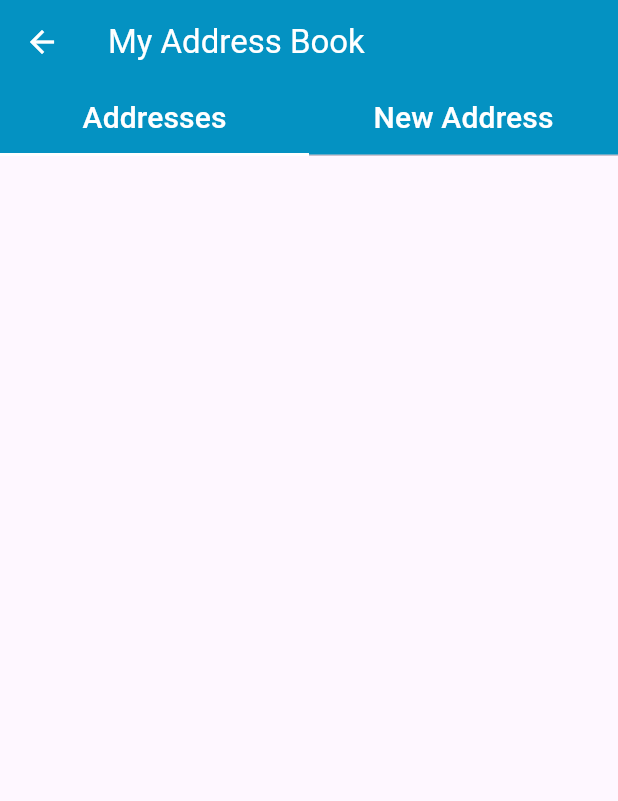
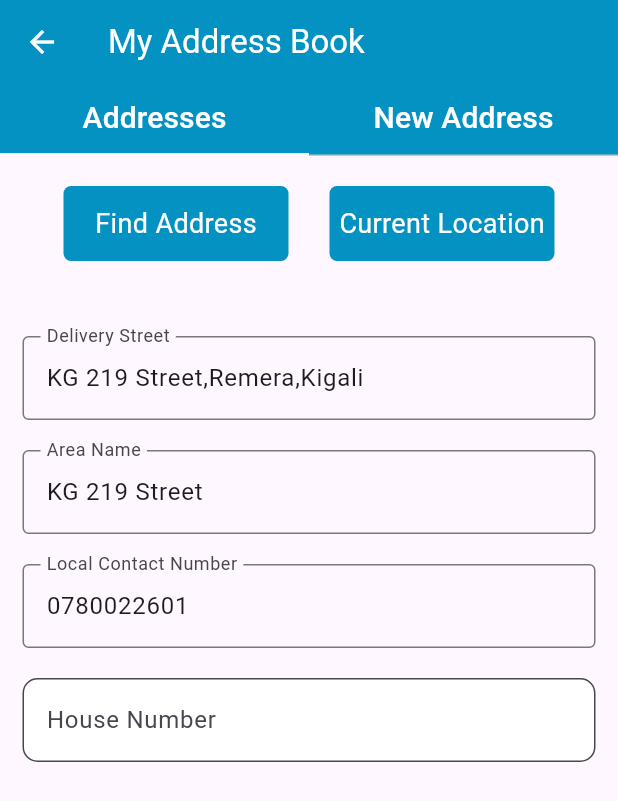
Before and after one commit to rosinekaranganwa/health-hub, a Flutter app: the screen it shows after launch, on a phone screen of 412 x 824 dp. Shown: the top 801 px of the screen. Run offline on Flutter 3.47's test engine with Material 2 defaults, Android fonts, the light colour scheme and no system bars; our stand-ins replace fl_chart.

Commit message:
input fields

```diff
--- a/lib/screen/widget/address_book.dart
+++ b/lib/screen/widget/address_book.dart
@@ -39,7 +39,94 @@ class _AddressBookState extends State<AddressBook> {
                 ),
               ],
             ),
-          )
+          ),
+        body: SingleChildScrollView(
+          child: Column(
+            children: [
+              Padding(
+                padding: const EdgeInsets.only(left: 15.0,right: 15.0,top: 20),
+                child: Row(
+                  mainAxisAlignment: MainAxisAlignment.spaceEvenly,
+                  children: [
+                    Container(
+                      width: 150,
+                      height: 50,
+                      decoration: BoxDecoration(
+                        color: Color(0xFF0492C2),
+                        borderRadius: BorderRadius.circular(5)
+                      ),
+                      child: Center(
+                          child: Text("Find Address",style: TextStyle(color: Colors.white,fontSize: 18),)),
+                    ),
+                    Container(
+                      width: 150,
+                      height: 50,
+                      decoration: BoxDecoration(
+                          color: Color(0xFF0492C2),
+                          borderRadius: BorderRadius.circular(5)
+                      ),
+                      child: Center(
+                          child: Text("Current Location",style: TextStyle(color: Colors.white,fontSize: 18),)),
+                    ),
+                  ],
+                ),
+              ),
+              SizedBox(
+                height: 30,
+              ),
+              Padding(
+                padding: const EdgeInsets.only(left: 15.0,right: 15.0,top: 20),
+                child: TextFormField(
+                  initialValue:'KG 219 Street,Remera,Kigali',
+                  // initialValue: 'Delivery Street',
+                  decoration: InputDecoration(
+                    labelText: 'Delivery Street',
+                    // labelText: '',
+                    border: OutlineInputBorder(),
+                  ),
+                ),
+              ),
+              Padding(
+                padding: const EdgeInsets.only(left: 15.0,right: 15.0,top: 20),
+                child: TextFormField(
+                  initialValue:'KG 219 Street',
+                  // initialValue: 'Delivery Street',
+                  decoration: InputDecoration(
+                    labelText: 'Area Name',
+                    // labelText: '',
+                    border: OutlineInputBorder(),
+                  ),
+                ),
+              ),
+              Padding(
+                padding: const EdgeInsets.only(left: 15.0,right: 15.0,top: 20),
+                child: TextFormField(
+                  initialValue:'0780022601',
+                  // initialValue: 'Delivery Street',
+                  decoration: InputDecoration(
+                    labelText: 'Local Contact Number',
+                    // labelText: '',
+                    border: OutlineInputBorder(),
+                  ),
+                ),
+              ),
+              Padding(
+                padding: const EdgeInsets.only(left: 15.0,right: 15.0,top: 20),
+                child: TextField(
+                  decoration: InputDecoration(
+                    fillColor: Colors.white,
+                    filled: true,
+                    hintText: 'House Number',
+                    border: OutlineInputBorder(
+                      borderRadius: BorderRadius.circular(10),
+                    ),
+                  ),
+                ),
+              ),
+
+            ],
+          ),
+        ),
 
       ),
     );
```
